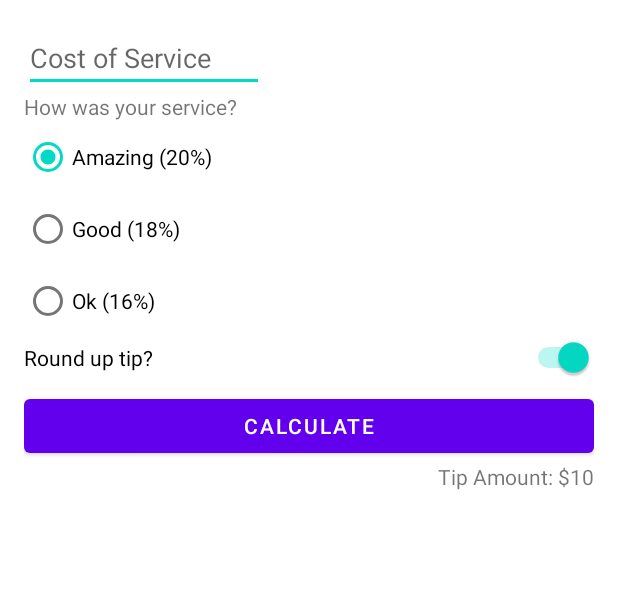
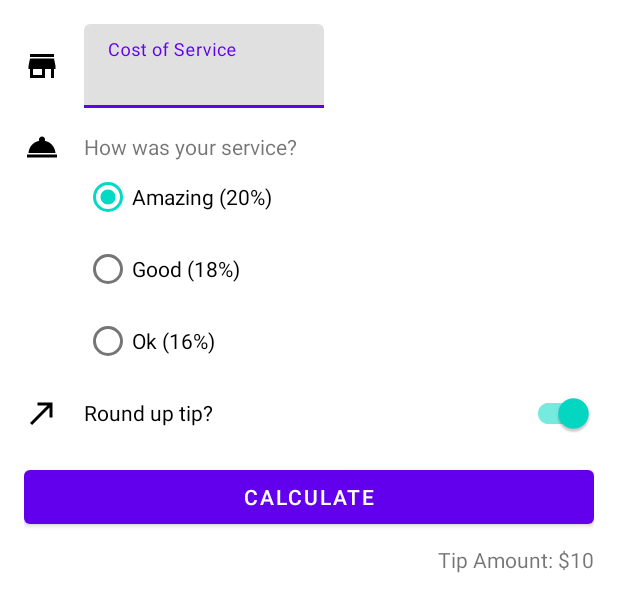
Before and after one commit to Taha-Adeel/Android-Apps, an Android app: the layout activity_main.xml on its own in the app's theme, with its tools: preview values and no code run, on a phone screen of 412 x 824 dp. Shown: the top 612 px of the screen. Run offline under Robolectric (Android 15) with nearby library versions, the phone set to English and light mode, and no system bars.

Commit message:
Added Material Design Components and Icons

```diff
--- a/app/src/main/java/com/example/tipcalculator/MainActivity.kt
+++ b/app/src/main/java/com/example/tipcalculator/MainActivity.kt
@@ -16,7 +16,7 @@
     }
 
     private fun calculateTip() {
-        val cost = binding.costOfService.text.toString().toDoubleOrNull()
+        val cost = binding.costOfServiceEditText.text.toString().toDoubleOrNull()
         if(cost == null){
             binding.tipResult.text = ""
             return
--- /dev/null
+++ b/app/src/main/res/drawable/ic_round_up.xml
@@ -0,0 +1,5 @@
+<vector android:height="24dp" android:tint="#000000"
+    android:viewportHeight="24" android:viewportWidth="24"
+    android:width="24dp" xmlns:android="http://schemas.android.com/apk/res/android">
+    <path android:fillColor="@android:color/white" android:pathData="M9,5v2h6.59L4,18.59 5.41,20 17,8.41V15h2V5z"/>
+</vector>
--- /dev/null
+++ b/app/src/main/res/drawable/ic_service.xml
@@ -0,0 +1,5 @@
+<vector android:height="24dp" android:tint="#000000"
+    android:viewportHeight="24" android:viewportWidth="24"
+    android:width="24dp" xmlns:android="http://schemas.android.com/apk/res/android">
+    <path android:fillColor="@android:color/white" android:pathData="M2,17h20v2L2,19zM13.84,7.79c0.1,-0.24 0.16,-0.51 0.16,-0.79 0,-1.1 -0.9,-2 -2,-2s-2,0.9 -2,2c0,0.28 0.06,0.55 0.16,0.79C6.25,8.6 3.27,11.93 3,16h18c-0.27,-4.07 -3.25,-7.4 -7.16,-8.21z"/>
+</vector>
--- /dev/null
+++ b/app/src/main/res/drawable/ic_store.xml
@@ -0,0 +1,5 @@
+<vector android:height="24dp" android:tint="#000000"
+    android:viewportHeight="24" android:viewportWidth="24"
+    android:width="24dp" xmlns:android="http://schemas.android.com/apk/res/android">
+    <path android:fillColor="@android:color/white" android:pathData="M20,4L4,4v2h16L20,4zM21,14v-2l-1,-5L4,7l-1,5v2h1v6h10v-6h4v6h2v-6h1zM12,18L6,18v-4h6v4z"/>
+</vector>
--- a/app/src/main/res/layout/activity_main.xml
+++ b/app/src/main/res/layout/activity_main.xml
@@ -5,23 +5,53 @@
     android:layout_width="match_parent"
     android:layout_height="match_parent"
     android:padding="16dp"
-    tools:context=".MainActivity">
+    tools:context=".MainActivity"
+    tools:layout_editor_absoluteY="81dp">
 
-    <EditText
+    <ImageView
+        android:id="@+id/icon_cost_of_service"
+        android:layout_width="wrap_content"
+        android:layout_height="wrap_content"
+        android:importantForAccessibility="no"
+        app:layout_constraintBottom_toBottomOf="@id/cost_of_service"
+        app:layout_constraintStart_toStartOf="parent"
+        app:layout_constraintTop_toTopOf="@id/cost_of_service"
+        app:srcCompat="@drawable/ic_store" />
+
+    <com.google.android.material.textfield.TextInputLayout
         android:id="@+id/cost_of_service"
         android:layout_width="160dp"
         android:layout_height="wrap_content"
+        android:layout_marginStart="16dp"
         android:hint="@string/cost_of_service"
-        android:inputType="numberDecimal"
+        app:layout_constraintStart_toEndOf="@id/icon_cost_of_service"
+        app:layout_constraintTop_toTopOf="parent">
+
+        <com.google.android.material.textfield.TextInputEditText
+            android:id="@+id/cost_of_service_edit_text"
+            android:layout_width="match_parent"
+            android:layout_height="wrap_content"
+            android:inputType="numberDecimal" />
+    </com.google.android.material.textfield.TextInputLayout>
+
+    <ImageView
+        android:id="@+id/icon_service_question"
+        android:layout_width="wrap_content"
+        android:layout_height="wrap_content"
+        android:importantForAccessibility="no"
+        app:layout_constraintBottom_toBottomOf="@id/service_question"
         app:layout_constraintStart_toStartOf="parent"
-        app:layout_constraintTop_toTopOf="parent" />
+        app:layout_constraintTop_toTopOf="@id/service_question"
+        app:srcCompat="@drawable/ic_service" />
 
     <TextView
         android:id="@+id/service_question"
         android:layout_width="wrap_content"
         android:layout_height="wrap_content"
+        android:layout_marginTop="16dp"
+        android:layout_marginStart="16dp"
         android:text="@string/how_was_your_service"
-        app:layout_constraintStart_toStartOf="parent"
+        app:layout_constraintStart_toEndOf="@id/icon_service_question"
         app:layout_constraintTop_toBottomOf="@id/cost_of_service" />
 
     <RadioGroup
@@ -30,7 +60,7 @@
         android:layout_height="wrap_content"
         android:checkedButton="@id/option_20_percent"
         android:orientation="vertical"
-        app:layout_constraintStart_toStartOf="parent"
+        app:layout_constraintStart_toStartOf="@id/service_question"
         app:layout_constraintTop_toBottomOf="@id/service_question">
 
         <RadioButton
@@ -52,14 +82,25 @@
             android:text="@string/ok_16" />
     </RadioGroup>
 
-    <Switch
+    <ImageView
+        android:id="@+id/icon_round_up"
+        android:layout_width="wrap_content"
+        android:layout_height="wrap_content"
+        android:importantForAccessibility="no"
+        app:layout_constraintBottom_toBottomOf="@id/round_up_switch"
+        app:layout_constraintStart_toStartOf="parent"
+        app:layout_constraintTop_toTopOf="@id/round_up_switch"
+        app:srcCompat="@drawable/ic_round_up" />
+
+    <com.google.android.material.switchmaterial.SwitchMaterial
         android:id="@+id/round_up_switch"
         android:layout_width="0dp"
         android:layout_height="wrap_content"
         android:checked="true"
         android:text="@string/round_up_tip"
+        android:layout_marginStart="16dp"
         app:layout_constraintEnd_toEndOf="parent"
-        app:layout_constraintStart_toStartOf="parent"
+        app:layout_constraintStart_toEndOf="@id/icon_round_up"
         app:layout_constraintTop_toBottomOf="@id/tip_options"
         tools:ignore="UseSwitchCompatOrMaterialXml" />
 
@@ -77,9 +118,9 @@
         android:id="@+id/tip_result"
         android:layout_width="wrap_content"
         android:layout_height="wrap_content"
+        android:layout_marginTop="8dp"
         app:layout_constraintEnd_toEndOf="parent"
         app:layout_constraintTop_toBottomOf="@id/calculate_button"
         tools:text="Tip Amount: $10" />
 
-
 </androidx.constraintlayout.widget.ConstraintLayout>
```
